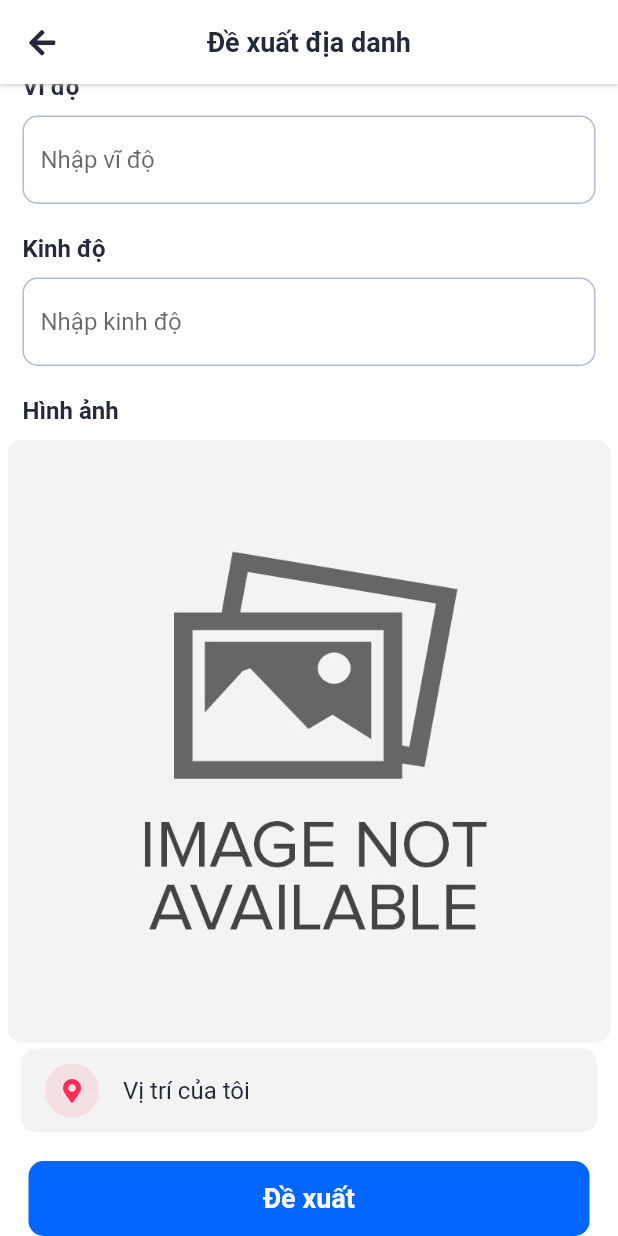
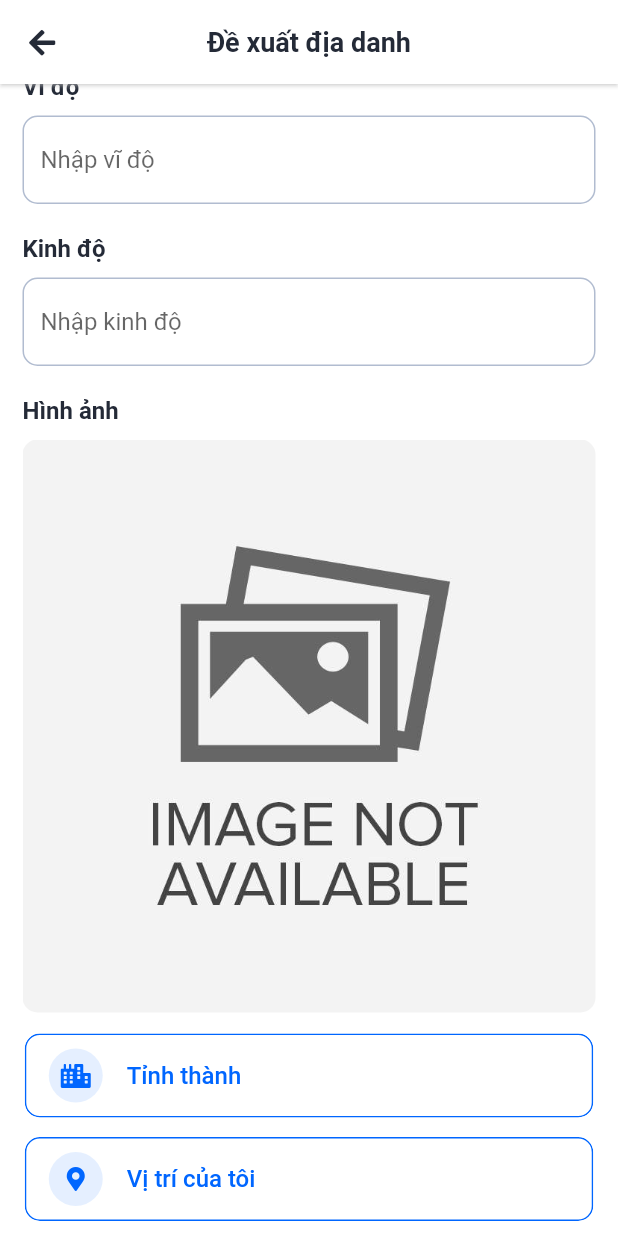
Before and after one commit to TripleT511/Travel_App, a Flutter app: the DeXuatDiaDanh screen opened directly, scrolled down 244 dp, on a phone screen of 412 x 824 dp. Run offline on Flutter 3.47's test engine with Material 2 defaults, Android fonts, the light colour scheme and no system bars; our stand-ins replace carousel_slider, flutter_easyloading, flutter_spinkit, font_awesome_flutter, image_picker, location and 4 more; missing offline and left inert: mapbox_gl; accounts and stored records are empty; network calls fail.

Commit message:
Update View DeXuat, Get TinhThanh

```diff
--- a/lib/de_xuat_dia_danh.dart
+++ b/lib/de_xuat_dia_danh.dart
@@ -25,8 +25,11 @@ class DeXuatDiaDanhState extends State<DeXuatDiaDanh> {
   TextEditingController txtMoTa = TextEditingController();
   TextEditingController txtViDo = TextEditingController();
   TextEditingController txtKinhDo = TextEditingController();
+  TextEditingController txtSearch = TextEditingController();
   List<TinhThanhObject> lstTinhThanh = [];
+  List<TinhThanhObject> lstSearch = [];
   String tinhThanhID = "";
+  String tenTinhThanh = "";
   var _image;
   final picker = ImagePicker();
   final formKey = GlobalKey<FormState>();
@@ -35,15 +38,94 @@ class DeXuatDiaDanhState extends State<DeXuatDiaDanh> {
     final result = await acquireCurrentLocation();
     final geoCoding = await AddressProvider.getNameCurrentLocation(
         result.latitude, result.longitude);
+    String tenTinh = geoCoding
+        .address_components![geoCoding.address_components!.length - 1]
+        .short_name;
     if (result != null) {
       if (mounted) {
         setState(() {
-          txtTenDiaDanh.text = geoCoding.formatted_address;
+          txtTenDiaDanh.text = geoCoding.address_components![0].short_name;
+          tenTinhThanh = tenTinh;
           txtViDo.text = geoCoding.geometry.location.lat.toString();
           txtKinhDo.text = geoCoding.geometry.location.lng.toString();
         });
       }
     }
+  }
+
+  _showBottomSheet() {
+    return DraggableScrollableSheet(
+      initialChildSize: 0.9,
+      minChildSize: 0.1,
+      maxChildSize: 0.9,
+      builder: (BuildContext context, ScrollController scrollController) {
+        return Container(
+            padding: const EdgeInsets.only(top: 10),
+            decoration: const BoxDecoration(
+              color: Colors.white,
+              borderRadius: BorderRadius.only(
+                topLeft: Radius.circular(20),
+                topRight: Radius.circular(20),
+              ),
+            ),
+            child: Column(
+              children: [
+                Padding(
+                  padding: const EdgeInsets.only(left: 10, right: 10, top: 10),
+                  child: TextField(
+                    onChanged: (value) {},
+                    showCursor: true,
+                    controller: txtSearch,
+                    textInputAction: TextInputAction.search,
+                    decoration: InputDecoration(
+                      hintText: "Tìm tỉnh thành mà bạn muốn...",
+                      hintStyle: const TextStyle(color: Color(0XFF242A37)),
+                      border: InputBorder.none,
+                      contentPadding:
+                          const EdgeInsets.only(left: 15.0, top: 15.0),
+                      prefixIcon: IconButton(
+                        icon: const FaIcon(FontAwesomeIcons.city),
+                        onPressed: () {},
+                        iconSize: 20.0,
+                        color: const Color(0XFF0066FF),
+                      ),
+                      suffixIcon: IconButton(
+                        icon: const FaIcon(FontAwesomeIcons.search),
+                        onPressed: () {},
+                        iconSize: 20.0,
+                        color: const Color(0XFF242A37),
+                      ),
+                    ),
+                  ),
+                ),
+                const Divider(
+                  color: Color(0XFFB1BCD0),
+                ),
+                Expanded(
+                  child: ListView.builder(
+                    controller: scrollController,
+                    physics: const BouncingScrollPhysics(),
+                    itemCount: lstTinhThanh.length,
+                    itemBuilder: (BuildContext context, int index) {
+                      return Card(
+                        child: ListTile(
+                          onTap: () {
+                            setState(() {
+                              tinhThanhID = lstTinhThanh[index].id.toString();
+                              tenTinhThanh = lstTinhThanh[index].tenTinhThanh;
+                            });
+                            Navigator.pop(context);
+                          },
+                          title: Text(lstTinhThanh[index].tenTinhThanh),
+                        ),
+                      );
+                    },
+                  ),
+                )
+              ],
+            ));
+      },
+    );
   }
 
   Future pickerImage() async {
@@ -72,10 +154,11 @@ class DeXuatDiaDanhState extends State<DeXuatDiaDanh> {
   }
 
   String _checkTinhThanh(String diaChi) {
-    List<String> a = diaChi.split(',');
     for (int i = 0; i < lstTinhThanh.length; i++) {
-      if (lstTinhThanh[i].tenTinhThanh == a[a.length - 1]) {
-        tinhThanhID = lstTinhThanh[i].id.toString();
+      if (lstTinhThanh[i].tenTinhThanh == tenTinhThanh) {
+        setState(() {
+          tinhThanhID = lstTinhThanh[i].id.toString();
+        });
       }
     }
     if (tinhThanhID != "") {
@@ -85,6 +168,7 @@ class DeXuatDiaDanhState extends State<DeXuatDiaDanh> {
   }
 
   _deXuatDiaDanh() async {
+    print(tinhThanhID);
     if (formKey.currentState!.validate()) {
       EasyLoading.show(status: 'Vui lòng đợi...');
       bool isSuccess = await DiaDanhProvider.deXuatDiaDanh(
@@ -92,7 +176,7 @@ class DeXuatDiaDanhState extends State<DeXuatDiaDanh> {
           txtMoTa.text,
           txtKinhDo.text,
           txtViDo.text,
-          _checkTinhThanh(txtTenDiaDanh.text),
+          _checkTinhThanh(tenTinhThanh),
           _image);
 
       // ignore: unrelated_type_equality_checks
@@ -317,7 +401,7 @@ class DeXuatDiaDanhState extends State<DeXuatDiaDanh> {
                                 },
                                 child: Image.asset(
                                   'images/no-image-available.jpg',
-                                  width: MediaQuery.of(context).size.width - 10,
+                                  width: MediaQuery.of(context).size.width - 30,
                                   fit: BoxFit.cover,
                                 ),
                               )
@@ -336,14 +420,62 @@ class DeXuatDiaDanhState extends State<DeXuatDiaDanh> {
                   )
                 ],
               ),
+              const SizedBox(
+                height: 10,
+              ),
               SizedBox(
-                width: MediaQuery.of(context).size.width - 20,
+                width: MediaQuery.of(context).size.width - 25,
                 child: Card(
                   elevation: 0,
-                  color: const Color(0XFFF3F3F3),
+                  color: const Color(0XFFFFFFFF),
                   clipBehavior: Clip.antiAlias,
                   shape: RoundedRectangleBorder(
                     borderRadius: BorderRadius.circular(10),
+                    side: const BorderSide(color: Color(0XFF0066FF)),
+                  ),
+                  child: ListTile(
+                    onTap: () {
+                      showDialog(
+                        context: context,
+                        builder: (context) {
+                          return _showBottomSheet();
+                        },
+                      );
+                    },
+                    minLeadingWidth: 10,
+                    leading: const CircleAvatar(
+                      radius: 18,
+                      backgroundColor: Color(0X1A0066FF),
+                      child: FaIcon(
+                        FontAwesomeIcons.city,
+                        size: 16,
+                        color: Color(0XFF0066FF),
+                      ),
+                    ),
+                    title: Text(
+                      tenTinhThanh == "" ? "Tỉnh thành" : tenTinhThanh,
+                      style: const TextStyle(
+                        fontFamily: 'Roboto',
+                        fontSize: 16,
+                        fontWeight: FontWeight.w500,
+                        color: Color(0XFF0066FF),
+                      ),
+                    ),
+                  ),
+                ),
+              ),
+              const SizedBox(
+                height: 5,
+              ),
+              SizedBox(
+                width: MediaQuery.of(context).size.width - 25,
+                child: Card(
+                  elevation: 0,
+                  color: const Color(0XFFFFFFFF),
+                  clipBehavior: Clip.antiAlias,
+                  shape: RoundedRectangleBorder(
+                    borderRadius: BorderRadius.circular(10),
+                    side: const BorderSide(color: Color(0XFF0066FF)),
                   ),
                   child: ListTile(
                     onTap: () {
@@ -352,11 +484,11 @@ class DeXuatDiaDanhState extends State<DeXuatDiaDanh> {
                     minLeadingWidth: 10,
                     leading: const CircleAvatar(
                       radius: 18,
-                      backgroundColor: Color(0X1AFF2D55),
+                      backgroundColor: Color(0X1A0066FF),
                       child: FaIcon(
                         FontAwesomeIcons.mapMarkerAlt,
                         size: 16,
-                        color: Color(0XFFFF2D55),
+                        color: Color(0XFF0066FF),
                       ),
                     ),
                     title: const Text(
@@ -364,15 +496,16 @@ class DeXuatDiaDanhState extends State<DeXuatDiaDanh> {
                       style: TextStyle(
                         fontFamily: 'Roboto',
                         fontSize: 16,
-                        fontWeight: FontWeight.w400,
-                        color: Color(0XFF242A37),
+                        fontWeight: FontWeight.w500,
+                        color: Color(0XFF0066FF),
                       ),
                     ),
                   ),
                 ),
               ),
               Container(
-                margin: const EdgeInsets.only(top: 15, left: 15, right: 15),
+                margin: const EdgeInsets.only(
+                    top: 15, left: 15, right: 15, bottom: 15),
                 width: 374,
                 height: 50,
                 decoration: BoxDecoration(
--- a/lib/search_page_result.dart
+++ b/lib/search_page_result.dart
@@ -1,6 +1,7 @@
 import 'package:flutter/material.dart';
 import 'package:flutter_spinkit/flutter_spinkit.dart';
 import 'package:font_awesome_flutter/font_awesome_flutter.dart';
+import 'package:vietnam_travel_app/Global/variables.dart';
 import 'package:vietnam_travel_app/Models/diadanh_object.dart';
 import 'package:vietnam_travel_app/Models/tinhthanh_object.dart';
 import 'package:vietnam_travel_app/Providers/diadanh_provider.dart';
@@ -21,7 +22,6 @@ class SearchResultState extends State<SearchResult> {
   final TinhThanhObject tinhthanh;
   Future<List<DiaDanhObject>> lst = DiaDanhProvider.getAllDiaDanh();
   List<DiaDanhObject> lstDiaDanhs = [];
-  String urlImg = 'https://shielded-lowlands-87962.herokuapp.com/';
 
   SearchResultState({required this.tinhthanh});
 
@@ -118,7 +118,7 @@ class SearchResultState extends State<SearchResult> {
                         ),
                         clipBehavior: Clip.antiAlias,
                         child: Image.network(
-                          urlImg + lstDiaDanhs[index].hinhanh!.hinhAnh,
+                          urlImage + lstDiaDanhs[index].hinhanh!.hinhAnh,
                           /*a.image*/
                           width: double.maxFinite,
                           height: 210,
```
